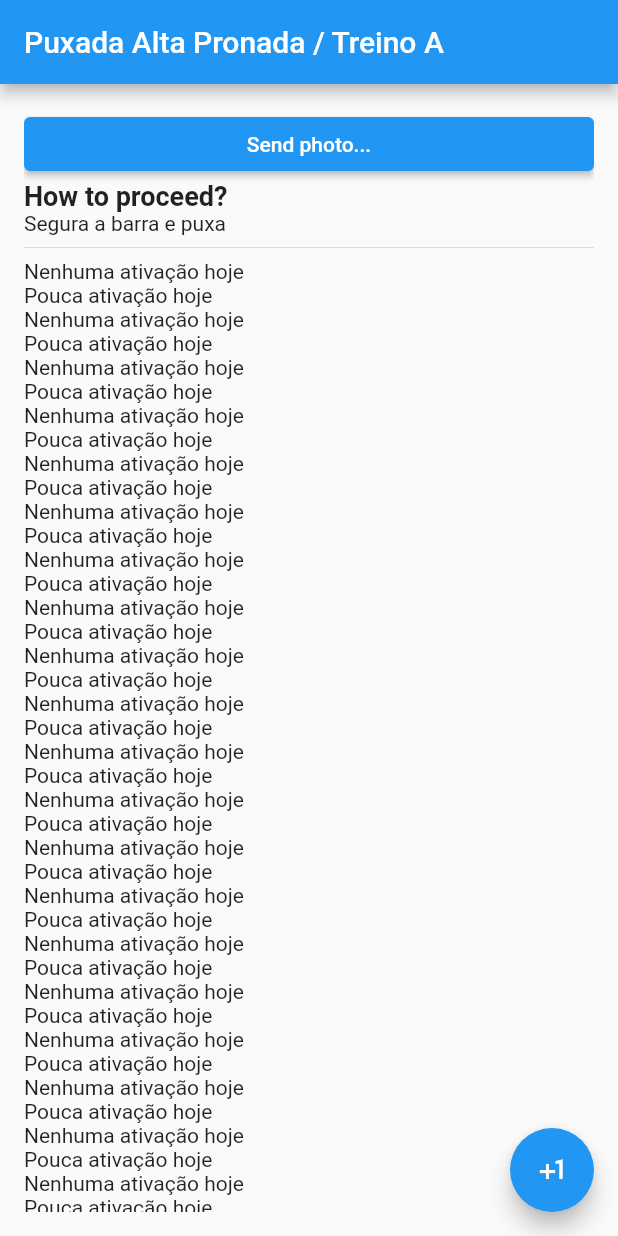
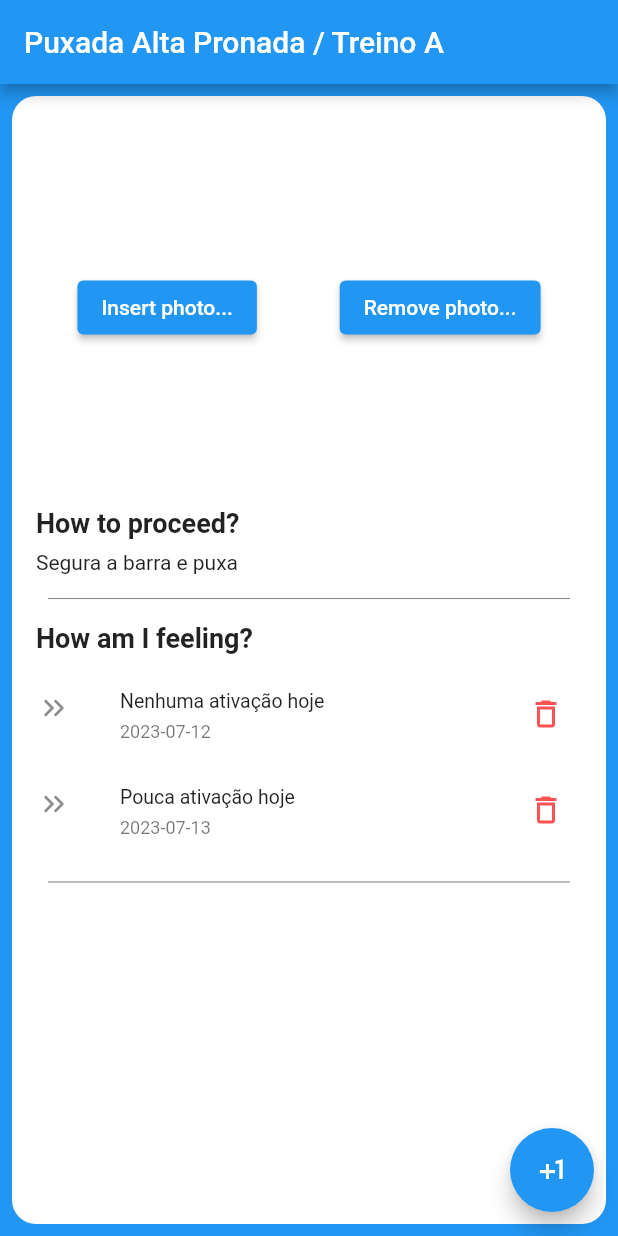
Before and after one commit to danilodequeiroz/flutter-gymapp-trail, a Flutter app: the screen it shows after launch, on a phone screen of 412 x 824 dp. Run offline on Flutter 3.47's test engine with Material 2 defaults, Android fonts, the light colour scheme and no system bars; missing offline and left inert: logging_to_logcat; generated files the repository leaves out were written again.

Commit message:
widget spacing improvements; widget color improvements; removes extensive list;

```diff
--- a/lib/l10n/app_en.arb
+++ b/lib/l10n/app_en.arb
@@ -32,9 +32,15 @@
   "trainingA": "Training A",
   "@rainingA": {},
 
-  "sendPictureKeyLabel": "Send photo...",
-  "@sendPictureKeyLabel": {},
+  "putPictureKeyLabel": "Insert photo...",
+  "@putPictureKeyLabel": {},
 
-  "howToKeyLabel": "How to proceed?",
-  "@howToKeyLabel": {}
+  "deletePictureKeyLabel": "Remove photo...",
+  "@deletePictureKeyLabel": {},
+
+  "howToDoKeyLabel": "How to proceed?",
+  "@howToDoKeyLabel": {},
+
+  "howAmIFeelingKeyLabel": "How am I feeling?",
+  "@howAmIFeelingKeyLabel": {}
 }
--- a/lib/l10n/app_pt.arb
+++ b/lib/l10n/app_pt.arb
@@ -32,9 +32,15 @@
   "trainingA": "Treino A",
   "@rainingA": {},
 
-  "sendPictureKeyLabel": "Enviar foto...",
-  "@sendPictureKeyLabel": {},
+  "putPictureKeyLabel": "Enviar foto...",
+  "@putPictureKeyLabel": {},
 
-  "howToKeyLabel": "Como fazer?",
-  "@howToKeyLabel": {}
+  "deletePictureKeyLabel": "Remover foto...",
+  "@deletePictureKeyLabel": {},
+
+  "howToDoKeyLabel": "Como fazer?",
+  "@howToDoKeyLabel": {},
+
+  "howAmIFeelingKeyLabel": "Como estou me sentindo?",
+  "@howAmIFeelingKeyLabel": {}
 }
--- a/lib/ui/ui_screen_gym_exercise.dart
+++ b/lib/ui/ui_screen_gym_exercise.dart
@@ -15,138 +15,86 @@ class ScreenGymExercise extends StatelessWidget {
   final List<Feeling> feelings = [
     Feeling(id: "FE001", feeling: "Nenhuma ativação hoje", date: "2023-07-12"),
     Feeling(id: "FE002", feeling: "Pouca ativação hoje", date: "2023-07-13"),
-    Feeling(id: "FE001", feeling: "Nenhuma ativação hoje", date: "2023-07-12"),
-    Feeling(id: "FE002", feeling: "Pouca ativação hoje", date: "2023-07-13"),
-    Feeling(id: "FE001", feeling: "Nenhuma ativação hoje", date: "2023-07-12"),
-    Feeling(id: "FE002", feeling: "Pouca ativação hoje", date: "2023-07-13"),
-    Feeling(id: "FE001", feeling: "Nenhuma ativação hoje", date: "2023-07-12"),
-    Feeling(id: "FE002", feeling: "Pouca ativação hoje", date: "2023-07-13"),
-    Feeling(id: "FE001", feeling: "Nenhuma ativação hoje", date: "2023-07-12"),
-    Feeling(id: "FE002", feeling: "Pouca ativação hoje", date: "2023-07-13"),
-    Feeling(id: "FE001", feeling: "Nenhuma ativação hoje", date: "2023-07-12"),
-    Feeling(id: "FE002", feeling: "Pouca ativação hoje", date: "2023-07-13"),
-    Feeling(id: "FE001", feeling: "Nenhuma ativação hoje", date: "2023-07-12"),
-    Feeling(id: "FE002", feeling: "Pouca ativação hoje", date: "2023-07-13"),
-    Feeling(id: "FE001", feeling: "Nenhuma ativação hoje", date: "2023-07-12"),
-    Feeling(id: "FE002", feeling: "Pouca ativação hoje", date: "2023-07-13"),
-    Feeling(id: "FE001", feeling: "Nenhuma ativação hoje", date: "2023-07-12"),
-    Feeling(id: "FE002", feeling: "Pouca ativação hoje", date: "2023-07-13"),
-    Feeling(id: "FE001", feeling: "Nenhuma ativação hoje", date: "2023-07-12"),
-    Feeling(id: "FE002", feeling: "Pouca ativação hoje", date: "2023-07-13"),
-    Feeling(id: "FE001", feeling: "Nenhuma ativação hoje", date: "2023-07-12"),
-    Feeling(id: "FE002", feeling: "Pouca ativação hoje", date: "2023-07-13"),
-    Feeling(id: "FE001", feeling: "Nenhuma ativação hoje", date: "2023-07-12"),
-    Feeling(id: "FE002", feeling: "Pouca ativação hoje", date: "2023-07-13"),
-    Feeling(id: "FE001", feeling: "Nenhuma ativação hoje", date: "2023-07-12"),
-    Feeling(id: "FE002", feeling: "Pouca ativação hoje", date: "2023-07-13"),
-    Feeling(id: "FE001", feeling: "Nenhuma ativação hoje", date: "2023-07-12"),
-    Feeling(id: "FE002", feeling: "Pouca ativação hoje", date: "2023-07-13"),
-    Feeling(id: "FE001", feeling: "Nenhuma ativação hoje", date: "2023-07-12"),
-    Feeling(id: "FE002", feeling: "Pouca ativação hoje", date: "2023-07-13"),
-    Feeling(id: "FE001", feeling: "Nenhuma ativação hoje", date: "2023-07-12"),
-    Feeling(id: "FE002", feeling: "Pouca ativação hoje", date: "2023-07-13"),
-    Feeling(id: "FE001", feeling: "Nenhuma ativação hoje", date: "2023-07-12"),
-    Feeling(id: "FE002", feeling: "Pouca ativação hoje", date: "2023-07-13"),
-    Feeling(id: "FE001", feeling: "Nenhuma ativação hoje", date: "2023-07-12"),
-    Feeling(id: "FE002", feeling: "Pouca ativação hoje", date: "2023-07-13"),
-    Feeling(id: "FE001", feeling: "Nenhuma ativação hoje", date: "2023-07-12"),
-    Feeling(id: "FE002", feeling: "Pouca ativação hoje", date: "2023-07-13"),
-    Feeling(id: "FE001", feeling: "Nenhuma ativação hoje", date: "2023-07-12"),
-    Feeling(id: "FE002", feeling: "Pouca ativação hoje", date: "2023-07-13"),
-    Feeling(id: "FE001", feeling: "Nenhuma ativação hoje", date: "2023-07-12"),
-    Feeling(id: "FE002", feeling: "Pouca ativação hoje", date: "2023-07-13"),
-    Feeling(id: "FE001", feeling: "Nenhuma ativação hoje", date: "2023-07-12"),
-    Feeling(id: "FE002", feeling: "Pouca ativação hoje", date: "2023-07-13"),
-    Feeling(id: "FE001", feeling: "Nenhuma ativação hoje", date: "2023-07-12"),
-    Feeling(id: "FE002", feeling: "Pouca ativação hoje", date: "2023-07-13"),
-    Feeling(id: "FE001", feeling: "Nenhuma ativação hoje", date: "2023-07-12"),
-    Feeling(id: "FE002", feeling: "Pouca ativação hoje", date: "2023-07-13"),
-    Feeling(id: "FE001", feeling: "Nenhuma ativação hoje", date: "2023-07-12"),
-    Feeling(id: "FE002", feeling: "Pouca ativação hoje", date: "2023-07-13"),
-    Feeling(id: "FE001", feeling: "Nenhuma ativação hoje", date: "2023-07-12"),
-    Feeling(id: "FE002", feeling: "Pouca ativação hoje", date: "2023-07-13"),
-    Feeling(id: "FE001", feeling: "Nenhuma ativação hoje", date: "2023-07-12"),
-    Feeling(id: "FE002", feeling: "Pouca ativação hoje", date: "2023-07-13"),
-    Feeling(id: "FE001", feeling: "Nenhuma ativação hoje", date: "2023-07-12"),
-    Feeling(id: "FE002", feeling: "Pouca ativação hoje", date: "2023-07-13"),
-    Feeling(id: "FE001", feeling: "Nenhuma ativação hoje", date: "2023-07-12"),
-    Feeling(id: "FE002", feeling: "Pouca ativação hoje", date: "2023-07-13"),
-    Feeling(id: "FE001", feeling: "Nenhuma ativação hoje", date: "2023-07-12"),
-    Feeling(id: "FE002", feeling: "Pouca ativação hoje", date: "2023-07-13"),
-    Feeling(id: "FE001", feeling: "Nenhuma ativação hoje", date: "2023-07-12"),
-    Feeling(id: "FE002", feeling: "Pouca ativação hoje", date: "2023-07-13"),
-    Feeling(id: "FE001", feeling: "Nenhuma ativação hoje", date: "2023-07-12"),
-    Feeling(id: "FE002", feeling: "Pouca ativação hoje", date: "2023-07-13"),
-    Feeling(id: "FE001", feeling: "Nenhuma ativação hoje", date: "2023-07-12"),
-    Feeling(id: "FE002", feeling: "Pouca ativação hoje", date: "2023-07-13"),
-    Feeling(id: "FE001", feeling: "Nenhuma ativação hoje", date: "2023-07-12"),
-    Feeling(id: "FE002", feeling: "Pouca ativação hoje", date: "2023-07-13"),
-    Feeling(id: "FE001", feeling: "Nenhuma ativação hoje", date: "2023-07-12"),
-    Feeling(id: "FE002", feeling: "Pouca ativação hoje", date: "2023-07-13"),
-    Feeling(id: "FE001", feeling: "Nenhuma ativação hoje", date: "2023-07-12"),
-    Feeling(id: "FE002", feeling: "Pouca ativação hoje", date: "2023-07-13"),
-    Feeling(id: "FE001", feeling: "Nenhuma ativação hoje", date: "2023-07-12"),
-    Feeling(id: "FE002", feeling: "Pouca ativação hoje", date: "2023-07-13"),
-    Feeling(id: "FE001", feeling: "Nenhuma ativação hoje", date: "2023-07-12"),
-    Feeling(id: "FE002", feeling: "Pouca ativação hoje", date: "2023-07-13"),
-    Feeling(id: "FE001", feeling: "Nenhuma ativação hoje", date: "2023-07-12"),
-    Feeling(id: "FE002", feeling: "Pouca ativação hoje", date: "2023-07-13"),
-    Feeling(id: "FE001", feeling: "Nenhuma ativação hoje", date: "2023-07-12"),
-    Feeling(id: "FE002", feeling: "Pouca ativação hoje", date: "2023-07-13"),
-    Feeling(id: "FE001", feeling: "Nenhuma ativação hoje", date: "2023-07-12"),
-    Feeling(id: "FE002", feeling: "Pouca ativação hoje", date: "2023-07-13"),
-    Feeling(id: "FE001", feeling: "Nenhuma ativação hoje", date: "2023-07-12"),
-    Feeling(id: "FE002", feeling: "Pouca ativação hoje", date: "2023-07-13"),
-    Feeling(id: "FE001", feeling: "Nenhuma ativação hoje", date: "2023-07-12"),
-    Feeling(id: "FE002", feeling: "Pouca ativação hoje", date: "2023-07-13"),
-    Feeling(id: "FE001", feeling: "Nenhuma ativação hoje", date: "2023-07-12"),
-    Feeling(id: "FE002", feeling: "Pouca ativação hoje", date: "2023-07-13"),
-    Feeling(id: "FE001", feeling: "Nenhuma ativação hoje", date: "2023-07-12"),
-    Feeling(id: "FE002", feeling: "Pouca ativação hoje", date: "2023-07-13"),
-    Feeling(id: "FE001", feeling: "Nenhuma ativação hoje", date: "2023-07-12"),
-    Feeling(id: "FE002", feeling: "Pouca ativação hoje", date: "2023-07-13"),
-    Feeling(id: "FE001", feeling: "Nenhuma ativação hoje", date: "2023-07-12"),
-    Feeling(id: "FE002", feeling: "Pouca ativação hoje", date: "2023-07-13"),
-    Feeling(id: "FE001", feeling: "Nenhuma ativação hoje", date: "2023-07-12"),
-    Feeling(id: "FE002", feeling: "Pouca ativação hoje", date: "2023-07-13"),
-    Feeling(id: "FE001", feeling: "Nenhuma ativação hoje", date: "2023-07-12"),
-    Feeling(id: "FE002", feeling: "Pouca ativação hoje", date: "2023-07-13"),
-    Feeling(id: "FE003", feeling: "Já senti alguma ativação", date: "2023-07-14")
   ];
 
   @override
   Widget build(BuildContext context) {
     return Scaffold(
+        backgroundColor: Colors.blue,
         appBar: AppBar(
-          title:
-              Text("${exercise.name} / ${exercise.training}"),
+          title: Text("${exercise.name} / ${exercise.training}"),
         ),
         floatingActionButton: FloatingActionButton(
             onPressed: () {
               debugPrint("Clicked");
             },
             child: const Icon(Icons.plus_one)),
-        body: Padding(
+        body: Container(
+          margin: const EdgeInsets.all(8),
           padding: const EdgeInsets.all(16.0),
+          decoration: BoxDecoration(
+            color: Colors.white,
+            borderRadius: BorderRadius.circular(16),
+          ),
           child: ListView(
-
             children: [
-              ElevatedButton(onPressed: () {}, child: Text(AppLocalizations.of(context).sendPictureKeyLabel)),
-              Text(AppLocalizations.of(context).howToKeyLabel,
+              SizedBox(
+                  height: 250,
+                  child: Row(
+                    mainAxisAlignment: MainAxisAlignment.spaceAround,
+                    children: [
+                      ElevatedButton(
+                          onPressed: () {},
+                          child: Text(
+                              AppLocalizations.of(context).putPictureKeyLabel)),
+                      ElevatedButton(
+                          onPressed: () {},
+                          child: Text(
+                              AppLocalizations.of(context).deletePictureKeyLabel))
+                    ],
+                  )),
+              const SizedBox(height: 8),
+              Text(AppLocalizations.of(context).howToDoKeyLabel,
                   style: const TextStyle(
                     fontWeight: FontWeight.bold,
                     fontSize: 18,
                   )),
+              const SizedBox(height: 8),
               Text(exercise.howTo),
-              const Divider(),
+              const Padding(
+                padding: EdgeInsets.all(8.0),
+                child: Divider(color: Colors.black45, thickness: 0.75),
+              ),
+              Text(AppLocalizations.of(context).howAmIFeelingKeyLabel,
+                  style: const TextStyle(
+                    fontWeight: FontWeight.bold,
+                    fontSize: 18
+                  )),
+              const SizedBox(height: 8),
               Column(
                 crossAxisAlignment: CrossAxisAlignment.start,
-                children: List.generate(feelings.length, (index){
+                children: List.generate(feelings.length, (index) {
                   Feeling currentFeeling = feelings[index];
-                  return Text(currentFeeling.feeling);
+                  return ListTile(
+                    dense: true,
+                    contentPadding: EdgeInsets.zero,
+                    title: Text(currentFeeling.feeling),
+                    subtitle: Text(currentFeeling.date),
+                    leading: const Icon(Icons.keyboard_double_arrow_right_rounded),
+                    trailing: IconButton(
+                      icon: const Icon(Icons.delete_outline),
+                      color: Colors.redAccent,
+                      onPressed: () {
+                        debugPrint("Deleted\nid:${currentFeeling.id} feeling:${currentFeeling.feeling}");
+                      }
+                    ),
+                  );
                 }),
               ),
-              const Divider(),
+              const Padding(
+                padding: EdgeInsets.all(8.0),
+                child: Divider(color: Colors.black45, thickness: 0.75)
+              ),
             ],
           ),
         ));
```
Also changed, not shown: lib/localization/localization.dart (added).
